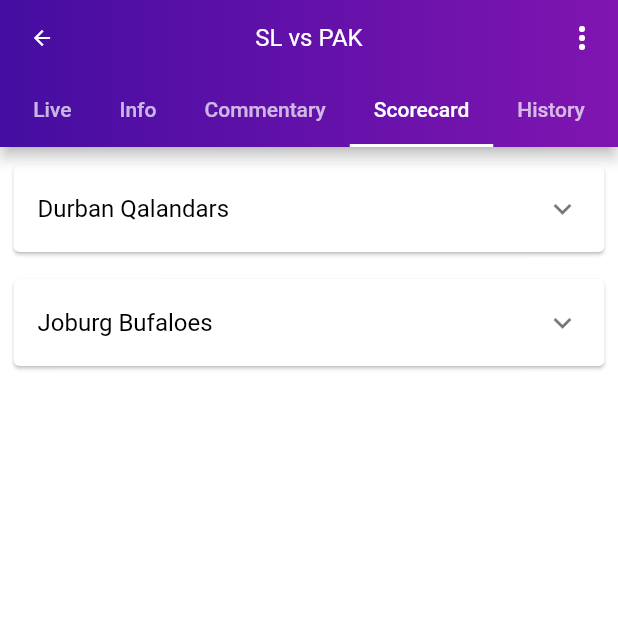
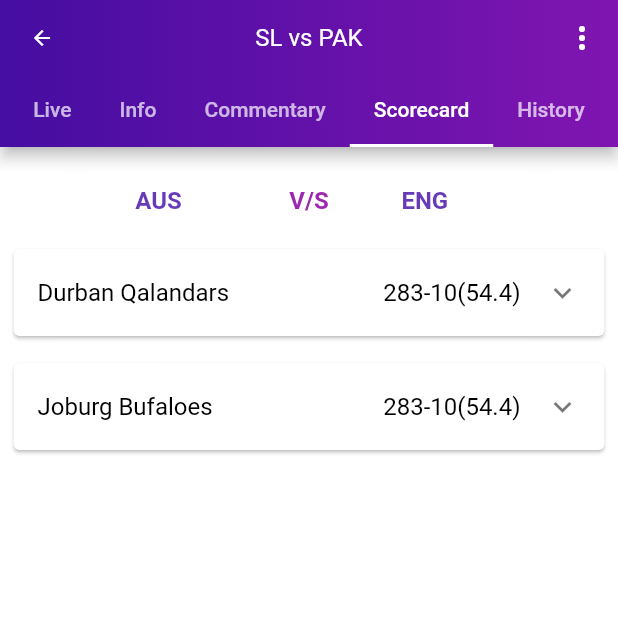
Before and after one commit to vk20020505/cricket, a Flutter app: the screen it shows after launch, tab 4 chosen, on a phone screen of 412 x 824 dp, the top half of it. Run offline on Flutter 3.47's test engine with Material 2 defaults, Android fonts, the phone set to English and light mode, and no system bars; our stand-ins replace marquee.

Commit message:
match details scorecard

```diff
--- a/lib/screens/scorecard.dart
+++ b/lib/screens/scorecard.dart
@@ -7,9 +7,98 @@
     physics: BouncingScrollPhysics(),
     padding: const EdgeInsets.symmetric(horizontal: 5, vertical: 8),
     children: [
+      Container(
+        child: Padding(
+          padding: const EdgeInsets.all(8.0),
+          child: Row(
+            children: [
+              Expanded(
+                child: Column(
+                  mainAxisAlignment: MainAxisAlignment
+                      .center,
+                  children: [
+                    CircleAvatar(
+                      backgroundColor:Colors.white,
+                      radius: 20,
+                    ),
+                  ],
+                ),
+              ),
+              Expanded(
+                child: Container(
+                  child: Column(
+                    mainAxisAlignment: MainAxisAlignment
+                        .center,
+                    crossAxisAlignment: CrossAxisAlignment
+                        .start,
+                    children:
+                    [
+                      Text('AUS', style: TextStyle(
+                          color: Colors.deepPurple,
+                          fontWeight: FontWeight.bold,
+                          fontSize: 16),),
+                    ],
+                  ),
+                ),
+              ),
+              Expanded(
+                child: Column(
+                  crossAxisAlignment: CrossAxisAlignment
+                      .center,
+                  mainAxisAlignment: MainAxisAlignment
+                      .center,
+                  children: [
+                    Text(
+                      'V/S',
+                      style: TextStyle(
+                          color: Colors.purple,
+                          fontSize: 16,
+                          fontWeight: FontWeight.bold
+                      ),
+                    ),
+                  ],
+                ),
+              ),
+              Expanded(
+                child: Container(
+                  child: Column(
+                    mainAxisAlignment: MainAxisAlignment
+                        .center,
+                    children: [
+                      Text('ENG', style: TextStyle(
+                          color: Colors.deepPurple,
+                          fontWeight: FontWeight.bold,
+                          fontSize: 16),),
+                    ],
+                  ),
+                ),
+              ),
+              Expanded(
+                child:
+                Column(
+                  mainAxisAlignment: MainAxisAlignment
+                      .center,
+                  children: [
+                    CircleAvatar(
+                      radius: 20,
+                      backgroundColor:Colors.white,
+                    ),
+                  ],
+                ),
+              ),
+            ],
+          ),
+        ),
+      ),
       Card(
         child: ExpansionTile(
-          title: Text('Durban Qalandars',style: TextStyle(color: Colors.black),),
+          title: Row(
+            mainAxisAlignment: MainAxisAlignment.spaceBetween,
+            children: [
+              Text('Durban Qalandars',style: TextStyle(color: Colors.black),),
+              Text('283-10(54.4)',style: TextStyle(color: Colors.black),),
+            ],
+          ),
            children: [
               Container(
                   height: 30,
@@ -566,7 +655,13 @@
       ),
       Card(
         child: ExpansionTile(
-          title: Text('Joburg Bufaloes',style: TextStyle(color: Colors.black),),
+          title: Row(
+            mainAxisAlignment: MainAxisAlignment.spaceBetween,
+            children: [
+              Text('Joburg Bufaloes',style: TextStyle(color: Colors.black),),
+              Text('283-10(54.4)',style: TextStyle(color: Colors.black),),
+            ],
+          ),
           children: [
             Container(
                 height: 30,
```
Also changed, not shown: lib/screens/commentry.dart (added), lib/screens/history.dart (added).
